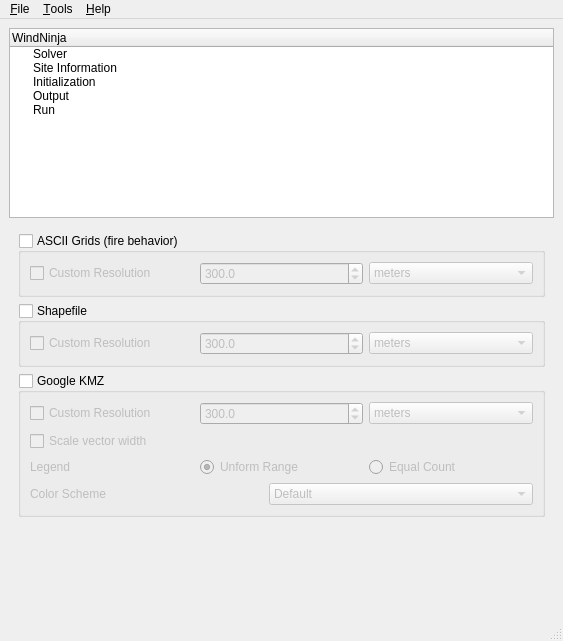
Before: the Qt Designer form src/gui/ui/mainwindow.ui in firelab/windninja, drawn with Qt 5.
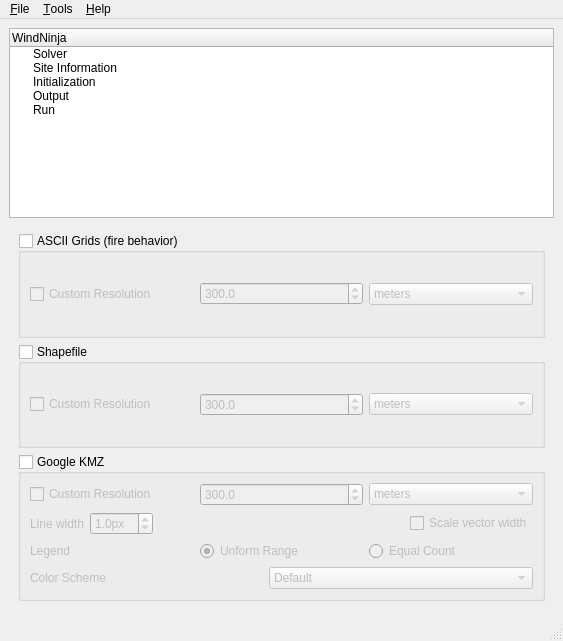
After: the same form once the commit is applied. The open tabs and pages were chosen to show the change.

Commit message: ui: add google options

Diff of the .ui file:
```diff
--- a/src/gui/ui/mainwindow.ui
+++ b/src/gui/ui/mainwindow.ui
@@ -755,11 +755,51 @@
             </layout>
            </item>
            <item>
-            <widget class="QCheckBox" name="checkBox">
-             <property name="text">
-              <string>Scale vector width</string>
-             </property>
-            </widget>
+            <layout class="QHBoxLayout" name="horizontalLayout_15">
+             <item>
+              <widget class="QLabel" name="label">
+               <property name="text">
+                <string>Line width</string>
+               </property>
+              </widget>
+             </item>
+             <item>
+              <widget class="QDoubleSpinBox" name="googLineWidthSpinBox">
+               <property name="suffix">
+                <string>px</string>
+               </property>
+               <property name="decimals">
+                <number>1</number>
+               </property>
+               <property name="maximum">
+                <double>32.000000000000000</double>
+               </property>
+               <property name="value">
+                <double>1.000000000000000</double>
+               </property>
+              </widget>
+             </item>
+             <item>
+              <spacer name="horizontalSpacer">
+               <property name="orientation">
+                <enum>Qt::Horizontal</enum>
+               </property>
+               <property name="sizeHint" stdset="0">
+                <size>
+                 <width>40</width>
+                 <height>20</height>
+                </size>
+               </property>
+              </spacer>
+             </item>
+             <item>
+              <widget class="QCheckBox" name="checkBox">
+               <property name="text">
+                <string>Scale vector width</string>
+               </property>
+              </widget>
+             </item>
+            </layout>
            </item>
            <item>
             <layout class="QHBoxLayout" name="horizontalLayout_12">
@@ -847,19 +887,6 @@
           </layout>
          </widget>
         </item>
-        <item>
-         <spacer name="verticalSpacer">
-          <property name="orientation">
-           <enum>Qt::Vertical</enum>
-          </property>
-          <property name="sizeHint" stdset="0">
-           <size>
-            <width>20</width>
-            <height>40</height>
-           </size>
-          </property>
-         </spacer>
-        </item>
        </layout>
       </widget>
       <widget class="QWidget" name="runPage">
```
Left out of the diff: 6 changed lines with no effect on the pictures. The commit also changes 1 other file.
